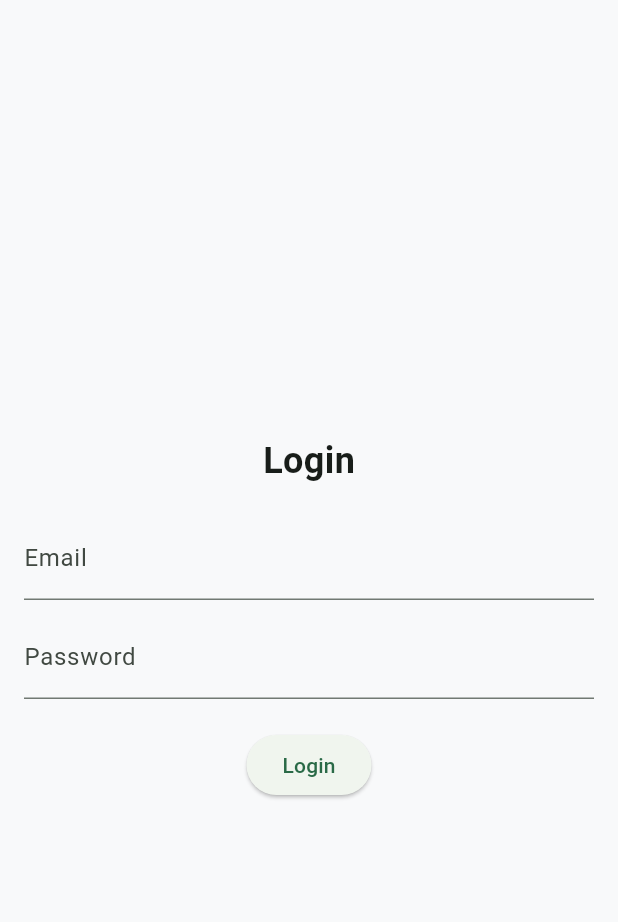
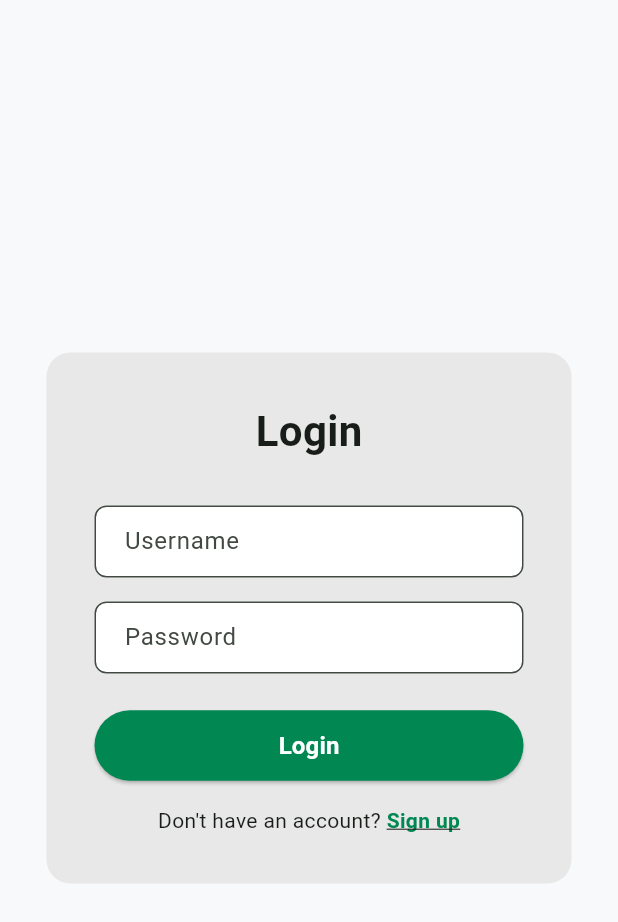
Before and after one commit to SETaP-2025-2026-Team-2a/Parking-App, a Flutter app: the LoginPage screen opened directly, on a phone screen of 412 x 824 dp. Shown: the top 922 px of the screen. Run offline on Flutter 3.47's test engine with Material 3 defaults, Android fonts, the phone set to English and light mode, and no system bars; our stand-ins replace equatable, flutter_bloc, flutter_map, flutter_tts, geolocator, latlong2; Roboto replaces fonts that are missing (Ubuntu).

Commit message:
feat: implement login page UI and update navigation

```diff
--- a/frontend/lib/main.dart
+++ b/frontend/lib/main.dart
@@ -8,6 +8,7 @@ import 'pages/settings_page.dart';
 import 'utils/theme_manager.dart';
 import 'package:flutter/material.dart';
 import 'search_page.dart' as search;
+import 'pages/login_page.dart';
 
 void main() {
   runApp(const ParkingApp());
@@ -26,7 +27,7 @@ class ParkingApp extends StatelessWidget {
         scaffoldBackgroundColor: const Color(0xFFF8F9FA),
         useMaterial3: true,
       ),
-      home: const MainNavigation(),
+      home: const LoginPage(),
       debugShowCheckedModeBanner: false,
     );
   }
--- a/frontend/lib/pages/login_page.dart
+++ b/frontend/lib/pages/login_page.dart
@@ -2,35 +2,112 @@ import 'package:flutter/material.dart';
 
 //overall box
 class LoginPage extends StatelessWidget {
+  const LoginPage({super.key});
+
   @override
   Widget build(BuildContext context) {
     return Scaffold(
-      body: Container(
-        padding: EdgeInsets.all(16.0),
+      backgroundColor: const Color(0xFFF8F9FA),
+      body: Center(
+        child: Container(
+          width: 350,
+          padding: const EdgeInsets.all(32.0),
+          decoration: BoxDecoration(
+            color: const Color(0xFFE8E8E8),
+            borderRadius: BorderRadius.circular(16),
+          ),
           child: Column(
-          mainAxisAlignment: MainAxisAlignment.center,
+            mainAxisSize: MainAxisSize.min,
             children: [
-            Text(
+              const Text(
                 'Login',
-              style: TextStyle(fontSize: 24, fontWeight: FontWeight.bold),
+                style: TextStyle(fontSize: 28, fontWeight: FontWeight.bold),
               ),
-            SizedBox(height: 20),
-            TextField(decoration: InputDecoration(labelText: 'Email')),
-            SizedBox(height: 10),
+              const SizedBox(height: 30),
+              // Username Field
               TextField(
-              decoration: InputDecoration(labelText: 'Password'),
+                decoration: InputDecoration(
+                  labelText: 'Username',
+                  filled: true,
+                  fillColor: Colors.white,
+                  border: OutlineInputBorder(
+                    borderRadius: BorderRadius.circular(8),
+                  ),
+                  contentPadding: const EdgeInsets.symmetric(
+                    horizontal: 16,
+                    vertical: 12,
+                  ),
+                ),
+              ),
+              const SizedBox(height: 16),
+              // Password Field
+              TextField(
+                decoration: InputDecoration(
+                  labelText: 'Password',
+                  filled: true,
+                  fillColor: Colors.white,
+                  border: OutlineInputBorder(
+                    borderRadius: BorderRadius.circular(8),
+                  ),
+                  contentPadding: const EdgeInsets.symmetric(
+                    horizontal: 16,
+                    vertical: 12,
+                  ),
+                ),
                 obscureText: true,
               ),
-            SizedBox(height: 20),
-            ElevatedButton(
+              const SizedBox(height: 24),
+              // Login Button
+              SizedBox(
+                width: double.infinity,
+                child: ElevatedButton(
+                  style: ElevatedButton.styleFrom(
+                    backgroundColor: const Color(0xFF008752),
+                    padding: const EdgeInsets.symmetric(vertical: 12),
+                  ),
                   onPressed: () {
                     // Handle login logic here
                   },
-              child: Text('Login'),
+                  child: const Text(
+                    'Login',
+                    style: TextStyle(
+                      fontSize: 16,
+                      fontWeight: FontWeight.bold,
+                      color: Colors.white,
+                    ),
+                  ),
+                ),
+              ),
+              const SizedBox(height: 16),
+              // Sign Up Link
+              Row(
+                mainAxisAlignment: MainAxisAlignment.center,
+                children: [
+                  const Text(
+                    'Don\'t have an account? ',
+                    style: TextStyle(fontSize: 14),
+                  ),
+                  GestureDetector(
+                    onTap: () {
+                      // Navigate to signup page
+                    },
+                    child: const Text(
+                      'Sign up',
+                      style: TextStyle(
+                        fontSize: 14,
+                        fontWeight: FontWeight.bold,
+                        color: Color(0xFF008752),
+                        decoration: TextDecoration.underline,
+                      ),
+                    ),
                   ),
                 ],
+              ),
+            ],
+          ),
         ),
       ),
     );
   }
 }
+//new comment
```
Also changed, not shown: 6 other files. Lines whose indentation alone changed are shown as unchanged.
